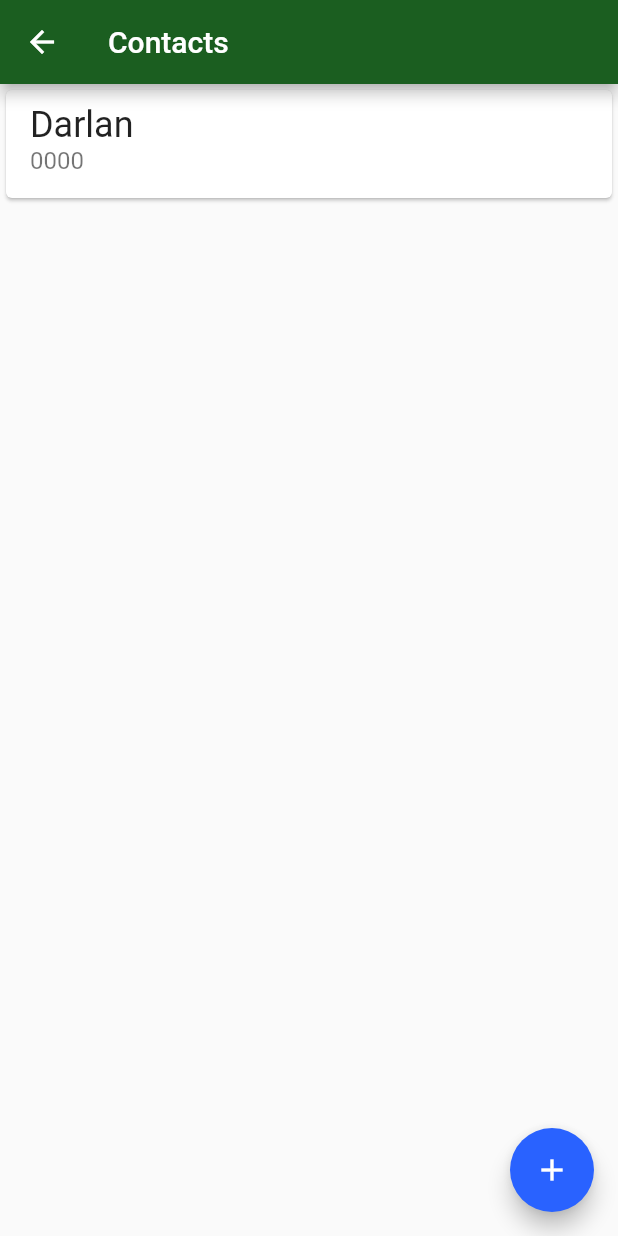
After one commit to gabrieldarlan/bytebank_flutter_modulo_02_casa, a Flutter app: the screen it shows after launch, after a tap on "Contacts", on a phone screen of 412 x 824 dp. The commit adds this screen. Run offline on Flutter 3.47's test engine with Material 2 defaults, Android fonts, the phone set to English and light mode, and no system bars.

Commit message:
aula 02 - 01 Implementando a lista de contatos

```diff
--- a/lib/main.dart
+++ b/lib/main.dart
@@ -1,4 +1,6 @@
 import 'package:flutter/material.dart';
+
+import 'screens/dashboard.dart';
 
 void main() => runApp(BytebankApp());
 
@@ -19,53 +21,3 @@ class BytebankApp extends StatelessWidget {
     );
   }
 }
-
-class Dashboard extends StatelessWidget {
-  const Dashboard({Key key}) : super(key: key);
-
-  @override
-  Widget build(BuildContext context) {
-    return Scaffold(
-      appBar: AppBar(
-        title: Text('Dashboard'),
-      ),
-      body: Column(
-        mainAxisAlignment: MainAxisAlignment.spaceBetween,
-        crossAxisAlignment: CrossAxisAlignment.start,
-        children: <Widget>[
-          Padding(
-            child: Image.asset('images/bytebank_logo.png'),
-            padding: const EdgeInsets.all(8.0),
-          ),
-          Padding(
-            padding: const EdgeInsets.all(8.0),
-            child: Container(
-              padding: EdgeInsets.all(8.0),
-              color: Theme.of(context).primaryColor,
-              height: 100,
-              width: 150,
-              child: Column(
-                mainAxisAlignment: MainAxisAlignment.spaceBetween,
-                crossAxisAlignment: CrossAxisAlignment.start,
-                children: <Widget>[
-                  Icon(
-                    Icons.people,
-                    color: Colors.white,
-                    size: 24.0,
-                  ),
-                  Text(
-                    'Contacts',
-                    style: TextStyle(
-                      color: Colors.white,
-                      fontSize: 16.0,
-                    ),
-                  ),
-                ],
-              ),
-            ),
-          )
-        ],
-      ),
-    );
-  }
-}
--- /dev/null
+++ b/lib/screens/contacts_list.dart
@@ -0,0 +1,36 @@
+import 'package:flutter/material.dart';
+
+class ContactsList extends StatelessWidget {
+  @override
+  Widget build(BuildContext context) {
+    return Scaffold(
+      appBar: AppBar(
+        title: Text('Contacts'),
+      ),
+      body: ListView(
+        children: <Widget>[
+          Card(
+            child: ListTile(
+              title: Text(
+                'Darlan',
+                style: TextStyle(
+                  fontSize: 24.0,
+                ),
+              ),
+              subtitle: Text(
+                '0000',
+                style: TextStyle(
+                  fontSize: 16.0,
+                ),
+              ),
+            ),
+          )
+        ],
+      ),
+      floatingActionButton: FloatingActionButton(
+        onPressed: () {},
+        child: Icon(Icons.add),
+      ),
+    );
+  }
+}
--- /dev/null
+++ b/lib/screens/dashboard.dart
@@ -0,0 +1,63 @@
+import 'package:bytebank_dashboard/screens/contacts_list.dart';
+import 'package:flutter/material.dart';
+
+class Dashboard extends StatelessWidget {
+  const Dashboard({Key key}) : super(key: key);
+
+  @override
+  Widget build(BuildContext context) {
+    return Scaffold(
+      appBar: AppBar(
+        title: Text('Dashboard'),
+      ),
+      body: Column(
+        mainAxisAlignment: MainAxisAlignment.spaceBetween,
+        crossAxisAlignment: CrossAxisAlignment.start,
+        children: <Widget>[
+          Padding(
+            child: Image.asset('images/bytebank_logo.png'),
+            padding: const EdgeInsets.all(8.0),
+          ),
+          Padding(
+            padding: const EdgeInsets.all(8.0),
+            child: Material(
+              color: Theme.of(context).primaryColor,
+              child: InkWell(
+                onTap: () {
+                  Navigator.of(context).push(
+                    MaterialPageRoute(
+                      builder: (context) => ContactsList(),
+                    ),
+                  );
+                },
+                child: Container(
+                  padding: EdgeInsets.all(8.0),
+                  height: 100,
+                  width: 150,
+                  child: Column(
+                    mainAxisAlignment: MainAxisAlignment.spaceBetween,
+                    crossAxisAlignment: CrossAxisAlignment.start,
+                    children: <Widget>[
+                      Icon(
+                        Icons.people,
+                        color: Colors.white,
+                        size: 24.0,
+                      ),
+                      Text(
+                        'Contacts',
+                        style: TextStyle(
+                          color: Colors.white,
+                          fontSize: 16.0,
+                        ),
+                      ),
+                    ],
+                  ),
+                ),
+              ),
+            ),
+          )
+        ],
+      ),
+    );
+  }
+}
```
